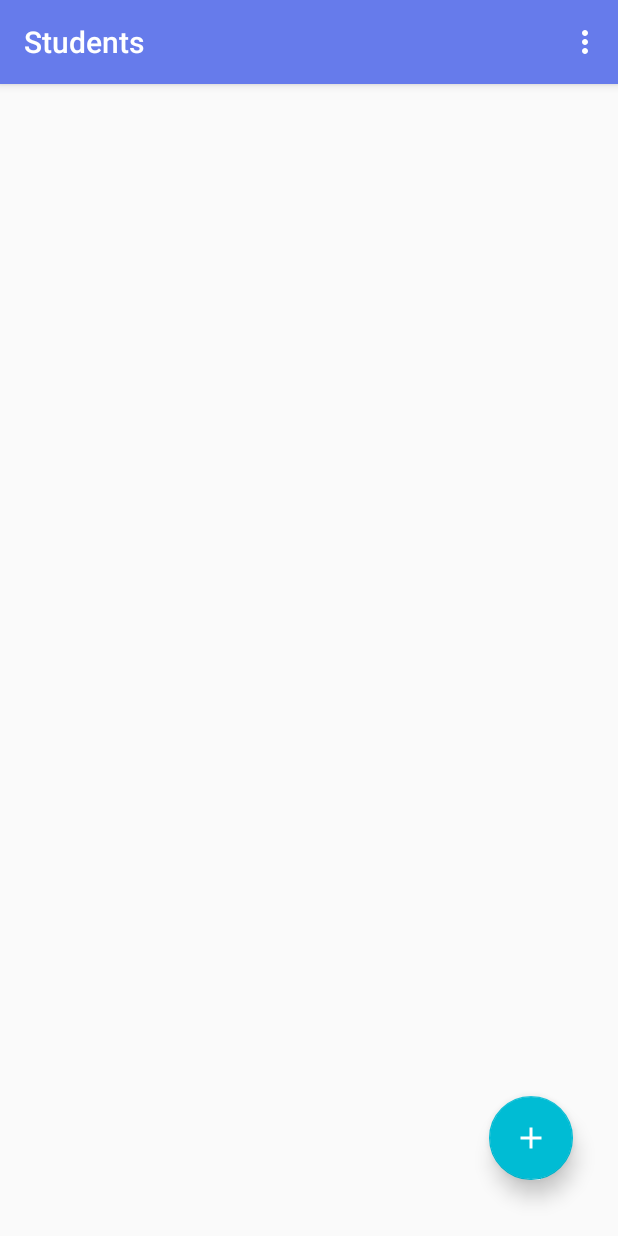
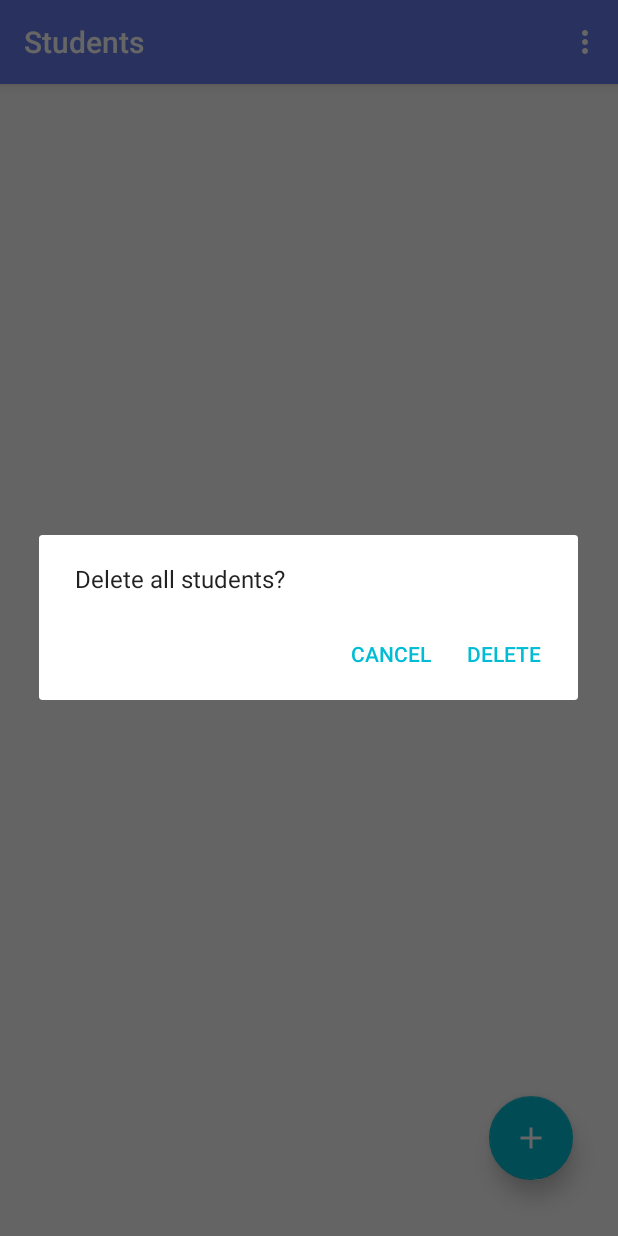
Before and after one commit to Deepthi1912/TeachersApp, an Android app: the StudentListActivity screen opened directly, with no data from a screen before it, in the options menu, after a tap on "Delete all", on a phone screen of 412 x 824 dp. Run offline under Robolectric (Android 15) with nearby library versions, the phone set to English and light mode, and no system bars; our stand-ins replace Room's generated code; libraries missing offline, so code that uses them is left out: android.arch.persistence.

Commit message:
Delete confirmation dialogs added

```diff
--- a/app/src/main/java/com/example/teachersapp/activity/StudentListActivity.java
+++ b/app/src/main/java/com/example/teachersapp/activity/StudentListActivity.java
@@ -4,6 +4,7 @@ import android.arch.lifecycle.ViewModelProviders;
 import android.content.Intent;
 import android.os.Bundle;
 import android.support.annotation.Nullable;
+import android.support.v7.app.AlertDialog;
 import android.support.v7.app.AppCompatActivity;
 import android.support.v7.widget.RecyclerView;
 import android.support.v7.widget.StaggeredGridLayoutManager;
@@ -22,13 +23,13 @@ import java.util.Objects;
 
 public class StudentListActivity extends AppCompatActivity {
     public static final int ADD_STUDENT_REQUEST = 1;
-    private static final String STATE_KEY = "students_activity";
+    public static final int DELETE_STUDENT_REQUEST = 2;
     private static final String TAG = "StudentListActivity";
 
     private StudentViewModel studentViewModel;
 
-    private RecyclerView recyclerView;
     private StudentAdapter adapter;
+    private int selectedContactPosition;
 
     @Override
     protected void onCreate(@Nullable Bundle savedInstanceState) {
@@ -36,22 +37,21 @@ public class StudentListActivity extends AppCompatActivity {
         setContentView(R.layout.activity_student_list);
         Objects.requireNonNull(getSupportActionBar()).setTitle(R.string.students);
 
-        recyclerView = findViewById(R.id.student_list);
+        RecyclerView recyclerView = findViewById(R.id.student_list);
         recyclerView.setHasFixedSize(true);
         recyclerView.setLayoutManager(new StaggeredGridLayoutManager(3, StaggeredGridLayoutManager.VERTICAL));
 
         adapter = new StudentAdapter();
-        adapter.setOnStudentClickListener(student -> {
+        adapter.setOnStudentClickListener((student, position) -> {
+            selectedContactPosition = position;
             Intent i = new Intent(StudentListActivity.this, StudentActivity.class);
             i.putExtra(Student.class.getCanonicalName(), student);
-            startActivity(i);
+            startActivityForResult(i, DELETE_STUDENT_REQUEST);
         });
 
         recyclerView.setAdapter(adapter);
         studentViewModel = ViewModelProviders.of(this).get(StudentViewModel.class);
-        studentViewModel.getAllStudents().observe(this, students -> {
-            adapter.setStudents(students);
-        });
+        studentViewModel.getAllStudents().observe(this, students -> adapter.setStudents(students));
 
         findViewById(R.id.add_student_fab).setOnClickListener(v -> {
             Log.d(TAG, "FAB: pressed!");
@@ -71,6 +71,10 @@ public class StudentListActivity extends AppCompatActivity {
             studentViewModel.insert(student);
             Toast.makeText(this, R.string.student_saved, Toast.LENGTH_SHORT).show();
         }
+        if (requestCode == DELETE_STUDENT_REQUEST && resultCode == RESULT_OK) {
+            studentViewModel.delete(adapter.getContactOnPosition(selectedContactPosition));
+            Toast.makeText(this, R.string.student_deleted, Toast.LENGTH_SHORT).show();
+        }
     }
 
     @Override
@@ -84,9 +88,24 @@ public class StudentListActivity extends AppCompatActivity {
     public boolean onOptionsItemSelected(MenuItem item) {
         switch (item.getItemId()) {
             case R.id.action_delete_all_students:
-                studentViewModel.deleteAllStudents();
+                deleteAllStudents();
+                return true;
+            default:
+                return super.onOptionsItemSelected(item);
         }
-        return super.onOptionsItemSelected(item);
+    }
+
+    private void deleteAllStudents() {
+        AlertDialog confirmationDialog = new AlertDialog.Builder(StudentListActivity.this)
+                .setMessage(R.string.delete_all_students_q)
+                .setPositiveButton(R.string.delete, (dialog, which) -> {
+                    studentViewModel.deleteAllStudents();
+                    Toast.makeText(StudentListActivity.this, R.string.all_students_deleted, Toast.LENGTH_SHORT).show();
+                    dialog.dismiss();
+                })
+                .setNegativeButton(R.string.cancel, ((dialog, which) -> dialog.dismiss()))
+                .create();
+        confirmationDialog.show();
     }
 
 
--- a/app/src/main/java/com/example/teachersapp/repos/StudentRepository.java
+++ b/app/src/main/java/com/example/teachersapp/repos/StudentRepository.java
@@ -29,7 +29,7 @@ public class StudentRepository {
     }
 
     public void delete (Student student) {
-        new DeleteAllStudentsAsyncTask(studentDao).execute(student);
+        new DeleteStudentAsyncTask(studentDao).execute(student);
     }
 
     public void deleteAllStudents() {
--- a/app/src/main/res/values/strings.xml
+++ b/app/src/main/res/values/strings.xml
@@ -18,5 +18,10 @@
     <string name="student_info">Student info</string>
     <string name="delete_all">Delete all</string>
     <string name="student_saved">Student saved</string>
+    <string name="student_deleted">Student deleted</string>
+    <string name="all_students_deleted">All students deleted</string>
+    <string name="delete_student_q">Delete student?</string>
+    <string name="delete_all_students_q">Delete all students?</string>
+    <string name="cancel">Cancel</string>
     <string name="data_input_failed">You must choose photo and type either first or last name to save the student!</string>
 </resources>
```
Also changed, not shown: app/src/main/java/com/example/teachersapp/activity/StudentActivity.java (+23 -5 lines), app/src/main/java/com/example/teachersapp/adapter/StudentAdapter.java (+5 -2 lines).
